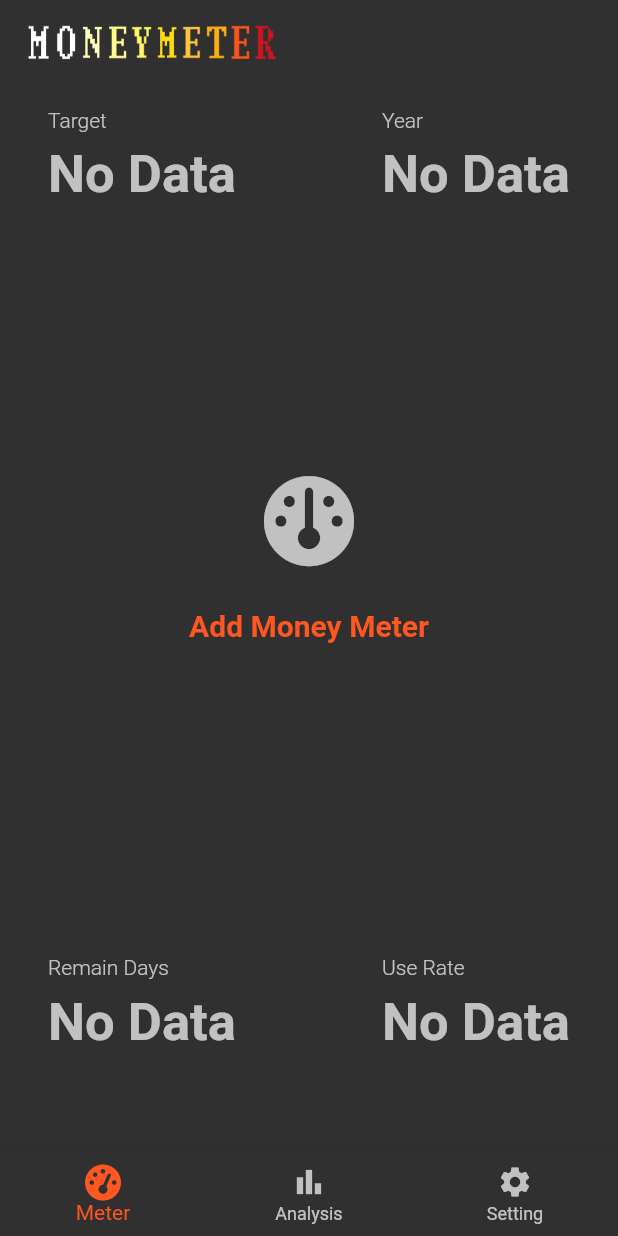
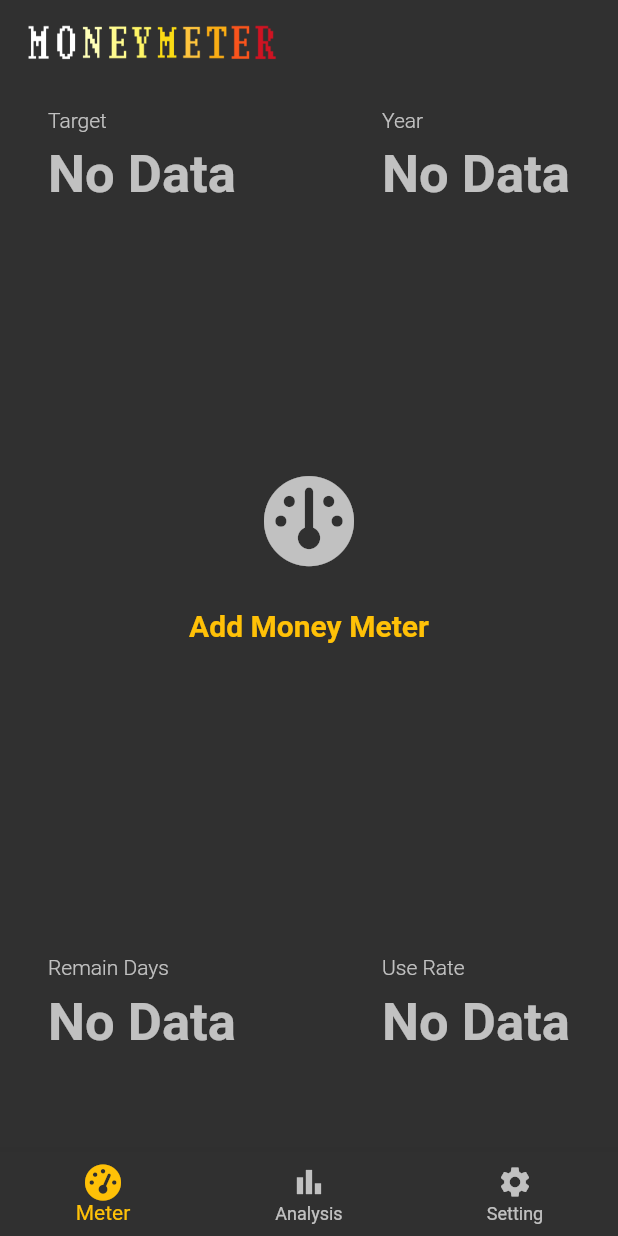
Before and after one commit to kolbe-ryo/budget_scouter, a Flutter app: the screen it shows after launch, on a phone screen of 412 x 824 dp. Run offline on Flutter 3.47's test engine with Material 2 defaults, Android fonts, the phone set to English and light mode, and no system bars; drawn by our look-alikes of google_mobile_ads; our stand-ins replace fl_chart, flutter_riverpod, font_awesome_flutter, freezed_annotation, pie_chart, shared_preferences and 1 more; generated files the repository leaves out were written again; network calls fail.

Commit message:
responsive color

```diff
--- a/lib/constant/style.dart
+++ b/lib/constant/style.dart
@@ -3,17 +3,17 @@ import 'package:flutter/material.dart';
 
 const kSpacing = 16.0;
 
-kTextStyleCaption({Color? color = kThemeColor, double? size = 35}) => TextStyle(
+kTextStyleCaption({Color? color = Colors.pinkAccent, double? size = 35}) => TextStyle(
       color: color,
       fontSize: size,
       fontWeight: FontWeight.w600,
     );
 
-const kTextStylePrimary = TextStyle(
-  color: kThemeColor,
-  fontSize: 20,
-  fontWeight: FontWeight.w600,
-);
+kTextStylePrimary(Color color) => TextStyle(
+      color: color,
+      fontSize: 20,
+      fontWeight: FontWeight.w600,
+    );
 
 const kTextStyleSecondary = TextStyle(
   color: kDarkTextColor,
@@ -27,8 +27,6 @@ const kTextStyleHint = TextStyle(
   fontWeight: FontWeight.w300,
 );
 
-const kThemeColor = Colors.deepOrange;
-
 const kDarkBackColor = Color(0xff303030);
 
 const kDarkTextColor = Color(0xb3ffffff);
--- a/lib/main.dart
+++ b/lib/main.dart
@@ -1,4 +1,5 @@
 // Flutter imports:
+import 'package:budget_scouter/view/page/money_meter_page.dart';
 import 'package:flutter/material.dart';
 
 // Package imports:
@@ -7,20 +8,26 @@ import 'package:flutter_localizations/flutter_localizations.dart';
 import 'package:flutter_riverpod/flutter_riverpod.dart';
 
 // Project imports:
-import 'constant/style.dart';
 import 'view/page/top_page.dart';
 
 void main() => runApp(const ProviderScope(child: BudgetScouter()));
 
-class BudgetScouter extends StatelessWidget {
+final colorThemeProvider = StateProvider<Color>(((ref) {
+  final balance = ref.watch(moneyMeterProvider.select((state) => state.moneyMeterModel.balance.toDouble()));
+  final initBalance = ref.watch(moneyMeterProvider.select((state) => state.moneyMeterModel.initBalance.toDouble()));
+  return balance > initBalance / 3 ? Colors.pinkAccent : Colors.amber;
+}));
+
+class BudgetScouter extends ConsumerWidget {
   const BudgetScouter({Key? key}) : super(key: key);
   @override
-  Widget build(BuildContext context) {
+  Widget build(BuildContext context, WidgetRef ref) {
+    final color = ref.watch(colorThemeProvider);
     return MaterialApp(
       title: 'Money Meter',
       theme: ThemeData.dark().copyWith(
         bottomNavigationBarTheme: BottomNavigationBarTheme.of(context).copyWith(
-          selectedItemColor: kThemeColor,
+          selectedItemColor: color,
         ),
       ),
       home: const TopPage(),
--- a/lib/view/common/input_tile.dart
+++ b/lib/view/common/input_tile.dart
@@ -1,4 +1,5 @@
 // Flutter imports:
+import 'package:budget_scouter/main.dart';
 import 'package:budget_scouter/view/page/money_meter_page.dart';
 import 'package:flutter/material.dart';
 import 'package:flutter/services.dart';
@@ -39,7 +40,7 @@ class InputTile extends ConsumerWidget {
           contentPadding: const EdgeInsets.only(top: kSpacing),
           title: Text(
             title,
-            style: kTextStylePrimary,
+            style: kTextStylePrimary(ref.watch(colorThemeProvider)),
           ),
         ),
         TextFormField(
--- a/lib/view/common/keyboard.dart
+++ b/lib/view/common/keyboard.dart
@@ -1,4 +1,5 @@
 // Flutter imports:
+import 'package:budget_scouter/main.dart';
 import 'package:flutter/material.dart';
 
 // Package imports:
@@ -27,7 +28,7 @@ class Keyboard extends ConsumerWidget {
             child: ElevatedButton(
               child: Text(
                 key.value,
-                style: kTextStyleCaption(size: 30),
+                style: kTextStyleCaption(color: ref.watch(colorThemeProvider), size: 30),
               ),
               onPressed: () async {
                 final isBack = _setValue(key, ref);
--- a/lib/view/common/selected_icon_button.dart
+++ b/lib/view/common/selected_icon_button.dart
@@ -1,4 +1,5 @@
 // Flutter imports:
+import 'package:budget_scouter/main.dart';
 import 'package:budget_scouter/view/page/money_meter_page.dart';
 import 'package:flutter/material.dart';
 
@@ -25,7 +26,7 @@ class SelectedIconButton extends ConsumerWidget {
         IconButton(
           icon: FaIcon(
             currency.icon,
-            color: isSelectedThis ? kThemeColor : kDarkTextColor,
+            color: isSelectedThis ? ref.watch(colorThemeProvider) : kDarkTextColor,
             size: isSelectedThis ? 25 : 20,
           ),
           onPressed: () =>
@@ -35,7 +36,7 @@ class SelectedIconButton extends ConsumerWidget {
           style: kTextStyleHint,
           child: Text(
             currency.name,
-            style: TextStyle(color: isSelectedThis ? kThemeColor : kDarkTextColor),
+            style: TextStyle(color: isSelectedThis ? ref.watch(colorThemeProvider) : kDarkTextColor),
           ),
         )
       ],
--- a/lib/view/common/top_caption_texts.dart
+++ b/lib/view/common/top_caption_texts.dart
@@ -25,7 +25,7 @@ class TopCaptionTexts extends StatelessWidget {
         const SizedBox(height: kSpacing / 2),
         Text(
           content,
-          style: kTextStyleCaption(color: isNodata ? kDarkTextColor : kThemeColor),
+          style: kTextStyleCaption(color: isNodata ? kDarkTextColor : Colors.white),
         ),
       ],
     );
--- a/lib/view/modal/money_meter_initital_setting_modal.dart
+++ b/lib/view/modal/money_meter_initital_setting_modal.dart
@@ -1,4 +1,5 @@
 // Flutter imports:
+import 'package:budget_scouter/main.dart';
 import 'package:flutter/material.dart';
 
 // Package imports:
@@ -64,7 +65,7 @@ class MoneyMeterInitialSettingModal extends ConsumerWidget {
         ),
         floatingActionButton: FloatingActionButton(
           child: hadData ? const Icon(Icons.edit) : const Icon(Icons.add),
-          backgroundColor: kThemeColor,
+          backgroundColor: ref.watch(colorThemeProvider),
           onPressed: () {
             final inititalMoneyMeterModel = ref.watch(initialMoneyMeterStateProvider);
             final moneyMeterModel = ref.watch(moneyMeterProvider.select((value) => value.moneyMeterModel));
--- a/lib/view/modal/use_money_input_model.dart
+++ b/lib/view/modal/use_money_input_model.dart
@@ -1,4 +1,5 @@
 // Flutter imports:
+import 'package:budget_scouter/main.dart';
 import 'package:flutter/material.dart';
 
 // Package imports:
@@ -36,7 +37,7 @@ class UsemoneyInpuModal extends ConsumerWidget {
                 padding: const EdgeInsets.only(bottom: kSpacing * 2),
                 child: Text(
                   'Expenditure',
-                  style: kTextStyleCaption(),
+                  style: kTextStyleCaption(color: ref.watch(colorThemeProvider)),
                 ),
               ),
               Padding(
--- a/lib/view/money_meter/money_meter.dart
+++ b/lib/view/money_meter/money_meter.dart
@@ -15,9 +15,10 @@ import 'money_meter_abstract.dart';
 import 'money_meter_additional_widget.dart';
 
 class MoneyMeter extends MoneyMeterAbstract {
-  const MoneyMeter(this.moneyMeterModel, {Key? key}) : super(key: key);
+  const MoneyMeter(this.moneyMeterModel, this.color, {Key? key}) : super(key: key);
 
   final MoneyMeterModel moneyMeterModel;
+  final Color color;
 
   @override
   Widget? innerTextWidget() {
@@ -35,12 +36,12 @@ class MoneyMeter extends MoneyMeterAbstract {
               children: [
                 FaIcon(
                   moneyMeterModel.currency.icon,
-                  color: kThemeColor,
+                  color: color,
                 ),
                 const SizedBox(width: kSpacing / 2),
                 Text(
                   NumberFormatter.currencyFormatter(moneyMeterModel.balance).toString(),
-                  style: kTextStyleCaption(),
+                  style: kTextStyleCaption(color: color),
                 ),
               ],
             ),
--- a/lib/view/money_meter/money_meter_additional_widget.dart
+++ b/lib/view/money_meter/money_meter_additional_widget.dart
@@ -1,19 +1,21 @@
 // Flutter imports:
+import 'package:budget_scouter/main.dart';
 import 'package:flutter/material.dart';
 
 // Package imports:
 import 'package:flutter_gen/gen_l10n/app_localizations.dart';
+import 'package:flutter_riverpod/flutter_riverpod.dart';
 import 'package:font_awesome_flutter/font_awesome_flutter.dart';
 
 // Project imports:
 import '../../constant/style.dart';
 import '../modal/money_meter_initital_setting_modal.dart';
 
-class MoneyMeterAdditionalWidget extends StatelessWidget {
+class MoneyMeterAdditionalWidget extends ConsumerWidget {
   const MoneyMeterAdditionalWidget({Key? key}) : super(key: key);
 
   @override
-  Widget build(BuildContext context) {
+  Widget build(BuildContext context, WidgetRef ref) {
     return Column(
       mainAxisSize: MainAxisSize.min,
       children: [
@@ -26,7 +28,7 @@ class MoneyMeterAdditionalWidget extends StatelessWidget {
         TextButton(
           child: Text(
             AppLocalizations.of(context)!.additionalMeter,
-            style: kTextStylePrimary,
+            style: kTextStylePrimary(ref.watch(colorThemeProvider)),
           ),
           onPressed: () => Navigator.of(context).push(
             MaterialPageRoute(
--- a/lib/view/page/money_meter_page.dart
+++ b/lib/view/page/money_meter_page.dart
@@ -1,4 +1,5 @@
 // Flutter imports:
+import 'package:budget_scouter/main.dart';
 import 'package:flutter/material.dart';
 
 // Package imports:
@@ -75,7 +76,8 @@ class MoneyMeterPage extends ConsumerWidget {
           ),
         ),
         GestureDetector(
-          child: MoneyMeter(ref.watch(moneyMeterProvider.select((state) => state.moneyMeterModel))),
+          child: MoneyMeter(
+              ref.watch(moneyMeterProvider.select((state) => state.moneyMeterModel)), ref.watch(colorThemeProvider)),
           onTap: () {
             Navigator.of(context).push(
               MaterialPageRoute(
```
Also changed, not shown: lib/view/common/check_reset_balance_radio_button.dart (+4 -3 lines), lib/view/common/currency_select_tile.dart (+4 -3 lines), lib/view/money_meter/meter_widget.dart (+2 -5 lines).
